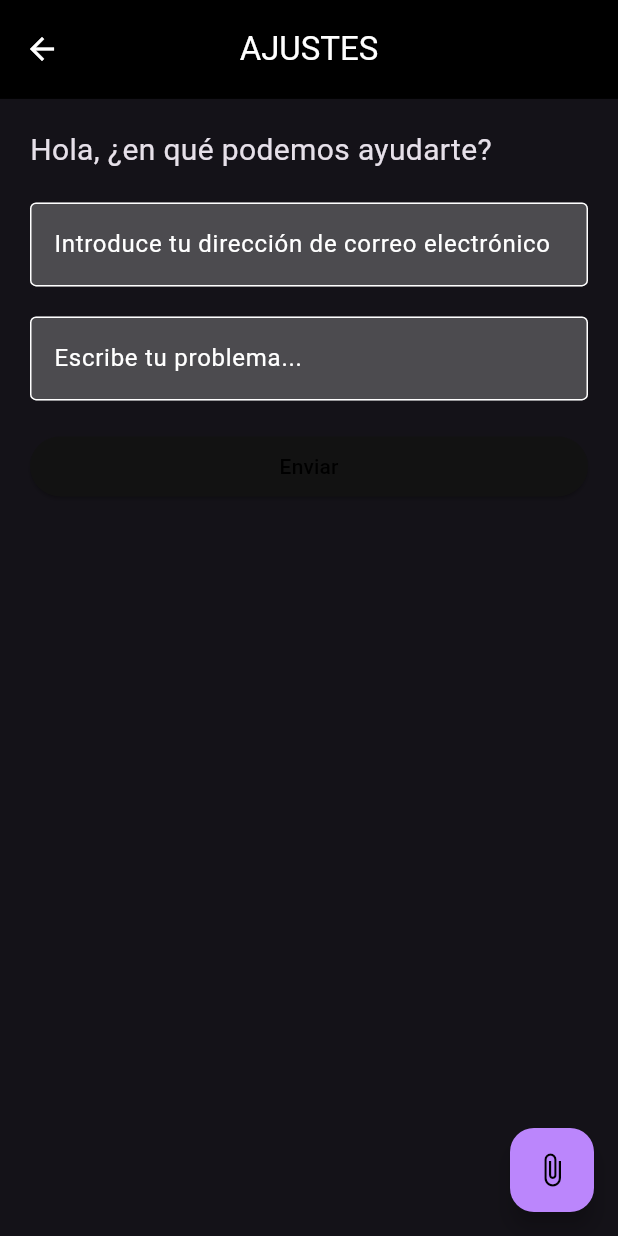
After one commit to amsteradri/Nearvice, a Flutter app: the SettingsScreen screen opened directly, after a tap on "Soporte", on a phone screen of 412 x 824 dp. The commit adds this screen. Run offline on Flutter 3.47's test engine with Material 3 defaults, Android fonts, the phone set to English and light mode, and no system bars; our stand-ins replace flutter_map, flutter_svg, latlong2, table_calendar.

Commit message:
Support page added

```diff
--- a/lib/settings.dart
+++ b/lib/settings.dart
@@ -1,4 +1,5 @@
 import 'package:flutter/material.dart';
+import 'package:nearvice/support.dart';
 import 'EditProfileScreen.dart';
 import 'AddCardScreen.dart';
 
@@ -282,6 +283,18 @@ class _SettingsScreenState extends State<SettingsScreen> {
               // Agregar más opciones de gestión de perfiles
             ],
           ),
+          GestureDetector(
+            onTap: () {
+              Navigator.push(
+                context,
+                MaterialPageRoute(builder: (context) => SupportPage()),
+              );
+            },
+            child: ListTile(
+              leading: Icon(Icons.live_help, color: Colors.black),
+              title: Text('Soporte', style: TextStyle(color: Colors.black)),
+            ),
+          )
 
 
 
--- /dev/null
+++ b/lib/support.dart
@@ -0,0 +1,57 @@
+import 'package:flutter/material.dart';
+
+class SupportPage extends StatelessWidget {
+  @override
+  Widget build(BuildContext context) {
+    return Scaffold(
+      appBar: AppBar(
+        toolbarHeight: MediaQuery.of(context).size.height * 0.08,
+        title: const Text('AJUSTES', style: TextStyle(color: Colors.white)),
+        iconTheme: IconThemeData(color: Colors.white), // Color de la flecha de retroceso
+        centerTitle: true,
+        backgroundColor: Colors.black,
+      ),
+      body: SingleChildScrollView(
+        padding: EdgeInsets.all(20.0),
+        child: Column(
+          crossAxisAlignment: CrossAxisAlignment.stretch,
+          children: [
+            Text(
+              'Hola, ¿en qué podemos ayudarte?',
+              style: TextStyle(fontSize: 20.0),
+            ),
+            SizedBox(height: 20.0),
+            TextField(
+              decoration: InputDecoration(
+                hintText: 'Introduce tu dirección de correo electrónico',
+                border: OutlineInputBorder(),
+              ),
+              keyboardType: TextInputType.emailAddress,
+            ),
+            SizedBox(height: 20.0),
+            TextField(
+              decoration: InputDecoration(
+                hintText: 'Escribe tu problema...',
+                border: OutlineInputBorder(),
+              ),
+              maxLines: null,
+            ),
+            SizedBox(height: 20.0),
+            ElevatedButton(
+              onPressed: () {
+                // Aquí puedes añadir la lógica para enviar el problema
+              },
+              child: Text('Enviar'),
+            ),
+          ],
+        ),
+      ),
+      floatingActionButton: FloatingActionButton(
+        onPressed: () {
+          // Aquí puedes añadir la lógica para adjuntar archivos o hacer fotos
+        },
+        child: Icon(Icons.attach_file),
+      ),
+    );
+  }
+}
```
